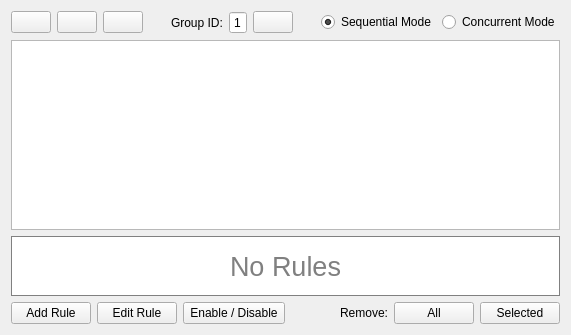
Old version of the form src/rulewidget.ui in the repository JulyIghor/QtBitcoinTrader.
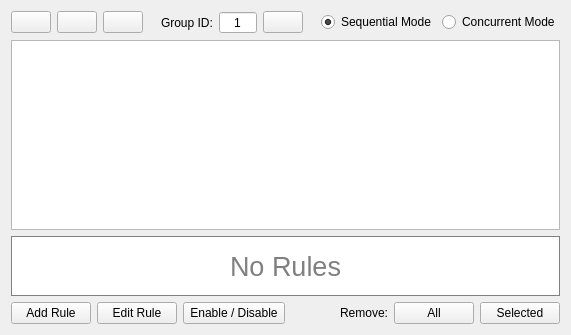
New version of the form. Icons and pictures are not drawn.

```diff
--- a/src/rulewidget.ui
+++ b/src/rulewidget.ui
@@ -105,7 +105,7 @@
         <number>1</number>
        </property>
        <property name="maximum">
-        <number>9</number>
+        <number>9999</number>
        </property>
       </widget>
      </item>
```
